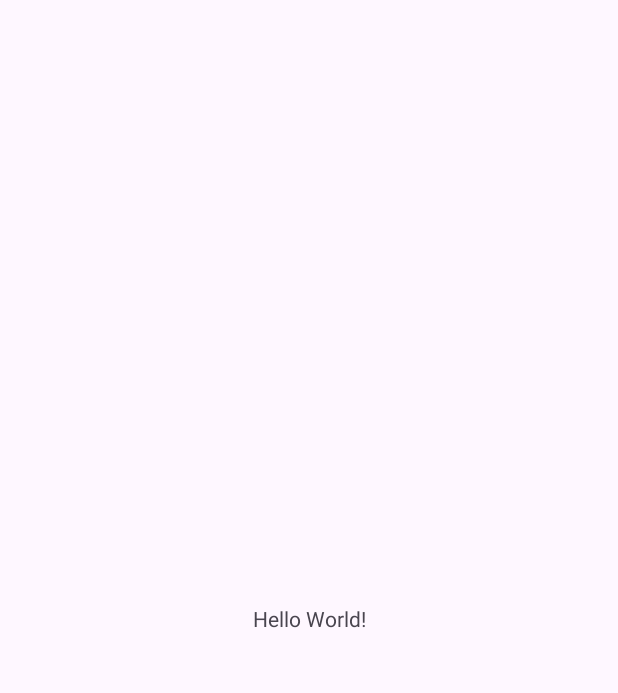
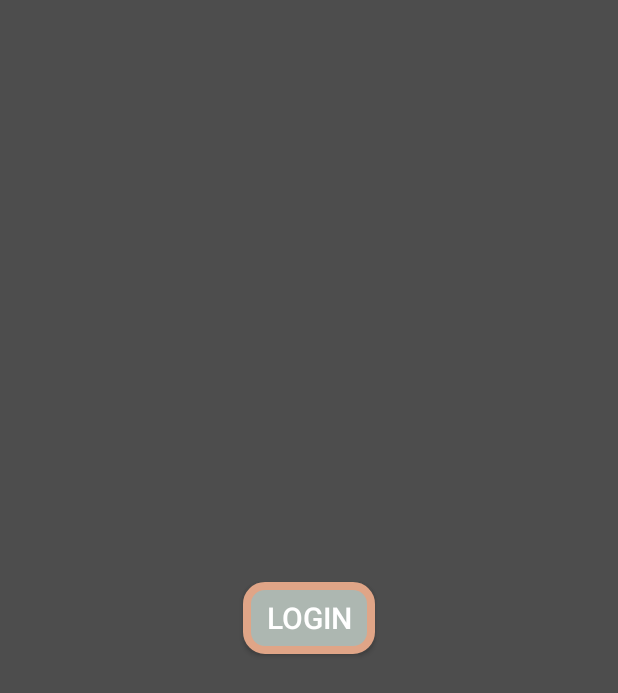
Before and after one commit to nalamthembu/OPSC7311_OUS, an Android app: the screen it shows after launch (MainActivity), on a phone screen of 412 x 824 dp. Before the commit the part shown is almost empty. Shown: the top 693 px of the screen. Run offline under Robolectric (Android 15) with nearby library versions, the phone set to English and light mode, and no system bars.

Commit message:
Borders ye

```diff
--- /dev/null
+++ b/app/src/main/res/drawable/my_button_bg.xml
@@ -0,0 +1,17 @@
+<?xml version="1.0" encoding="utf-8"?>
+<shape xmlns:android="http://schemas.android.com/apk/res/android"
+    android:shape="rectangle">
+
+    <solid
+        android:color="@color/CustomGreen">
+    </solid>
+
+    <stroke
+        android:width="5dp"
+        android:color="@color/AccentOrange">
+    </stroke>
+
+    <corners
+        android:radius="12dp">
+    </corners>
+</shape>
--- a/app/src/main/res/layout/activity_main.xml
+++ b/app/src/main/res/layout/activity_main.xml
@@ -1,18 +1,22 @@
 <?xml version="1.0" encoding="utf-8"?>
-<androidx.constraintlayout.widget.ConstraintLayout xmlns:android="http://schemas.android.com/apk/res/android"
+<RelativeLayout xmlns:android="http://schemas.android.com/apk/res/android"
     xmlns:app="http://schemas.android.com/apk/res-auto"
     xmlns:tools="http://schemas.android.com/tools"
     android:layout_width="match_parent"
     android:layout_height="match_parent"
+    android:background="@color/BackgroundGrey"
     tools:context=".MainActivity">
 
-    <TextView
+    <Button
+        android:id="@+id/btnLogIn"
         android:layout_width="wrap_content"
         android:layout_height="wrap_content"
-        android:text="Hello World!"
-        app:layout_constraintBottom_toBottomOf="parent"
-        app:layout_constraintEnd_toEndOf="parent"
-        app:layout_constraintStart_toStartOf="parent"
-        app:layout_constraintTop_toTopOf="parent" />
+        android:layout_centerHorizontal="true"
+        android:layout_centerVertical="true"
+        android:background="@drawable/my_button_bg"
+        android:text="LOGIN"
+        android:textColor="@color/white"
+        android:textSize="20dp"
+        />
 
-</androidx.constraintlayout.widget.ConstraintLayout>
+</RelativeLayout>
--- a/app/src/main/res/values-night/themes.xml
+++ b/app/src/main/res/values-night/themes.xml
@@ -1,6 +1,6 @@
 <resources xmlns:tools="http://schemas.android.com/tools">
     <!-- Base application theme. -->
-    <style name="Base.Theme.OPSC7311PoEPart2" parent="Theme.Material3.DayNight.NoActionBar">
+    <style name="Base.Theme.OPSC7311PoEPart2" parent="Theme.AppCompat.Light.NoActionBar">
         <!-- Customize your dark theme here. -->
         <!-- <item name="colorPrimary">@color/my_dark_primary</item> -->
     </style>
--- a/app/src/main/res/values/themes.xml
+++ b/app/src/main/res/values/themes.xml
@@ -1,6 +1,6 @@
 <resources xmlns:tools="http://schemas.android.com/tools">
     <!-- Base application theme. -->
-    <style name="Base.Theme.OPSC7311PoEPart2" parent="Theme.Material3.DayNight.NoActionBar">
+    <style name="Base.Theme.OPSC7311PoEPart2" parent="Theme.AppCompat.Light.NoActionBar">
         <!-- Customize your light theme here. -->
         <!-- <item name="colorPrimary">@color/my_light_primary</item> -->
     </style>
```
